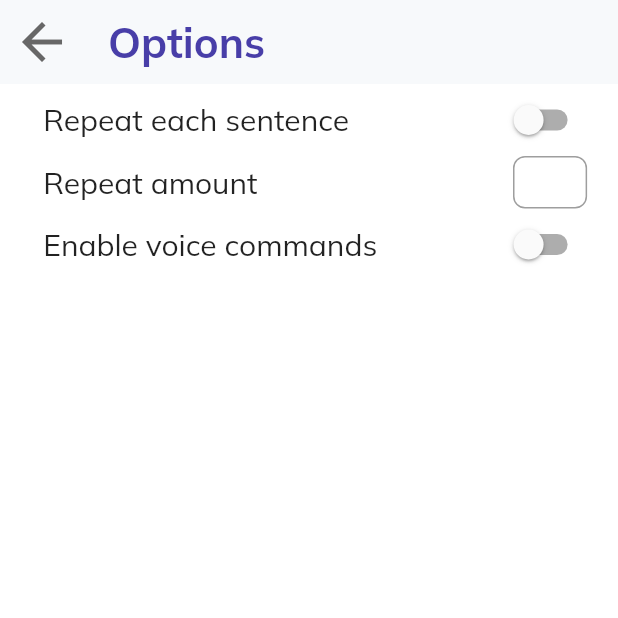
After one commit to InnoSWP/InnoMemorizerApp, a Flutter app: the OptionsScreen screen opened directly, on a phone screen of 412 x 824 dp, the top half of it. The commit adds this screen. Run offline on Flutter 3.47's test engine with Material 2 defaults, Android fonts, the phone set to English and light mode, and no system bars; our stand-ins replace dio, dotted_border, file_picker, google_fonts, toggle_switch; missing offline and left inert: alan_voice, pdf_text.

Commit message:
Added options page

```diff
--- /dev/null
+++ b/lib/widgets/options.dart
@@ -0,0 +1,167 @@
+import 'package:flutter/material.dart';
+import 'package:toggle_switch/toggle_switch.dart';
+import '../common/theme.dart';
+
+
+class OptionsScreen extends StatefulWidget {
+  const OptionsScreen({Key? key}) : super(key: key);
+
+  @override
+  State<OptionsScreen> createState() => _OptionsScreenState();
+}
+
+class _OptionsScreenState extends State<OptionsScreen> {
+  bool repeatEachSentence = false;
+  bool enableVoiceCommands = false;
+
+  Widget build(context) {
+    return Scaffold(
+      appBar: AppBar(
+        elevation: 0,
+        backgroundColor: CustomColors.background,
+        leading: IconButton(
+          icon: const Icon(Icons.arrow_back,
+            color: CustomColors.greyText,
+            size: 40
+          ),
+          onPressed: () {
+            Navigator.of(context).pop();
+          },
+        ),
+        title: const Text('Options',
+          style: TextStyle(
+            color: CustomColors.primary,
+            fontWeight: FontWeight.w700,
+            fontSize: 28
+          )
+        ),
+      ),
+      body: Container(
+        padding: EdgeInsets.only(
+          left: MediaQuery.of(context).size.width * 0.07
+        ),
+        child: Column(children: [
+          Row(
+            children: [
+              Expanded(
+                child: Text('Repeat each sentence',
+                  style: TextStyle(
+                      fontSize: 20
+                  )
+                ),
+              ),
+              Container(
+                padding: EdgeInsets.only(
+                  right: MediaQuery.of(context).size.width * 0.05
+                ),
+                child: Switch(
+                  value: repeatEachSentence,
+                  onChanged: (value) {
+                    setState(() {
+                      repeatEachSentence = !repeatEachSentence;
+                    });
+                  }
+                )
+              )
+            ],
+          ),
+
+
+
+          Row(
+            children: [
+              Expanded(
+                child: Text('Repeat amount',
+                    style: TextStyle(
+                        fontSize: 20
+                    )
+                ),
+              ),
+              Container(
+                padding: EdgeInsets.only(
+                    right: MediaQuery.of(context).size.width * 0.05
+                ),
+                height: 35,
+                width: 70,
+                child: TextField(
+                  //controller: textController,
+                  //maxLines: 10,
+                  decoration: InputDecoration(
+                    border: OutlineInputBorder(
+                      borderSide: const BorderSide(color: CustomColors.blueBorder),
+                      borderRadius: BorderRadius.circular(8),
+                    ),
+                    focusedBorder: OutlineInputBorder(
+                      borderSide: const BorderSide(color: CustomColors.darkBlueBorder),
+                      borderRadius: BorderRadius.circular(8),
+                    ),
+                  )
+                ),
+              ),
+            ],
+          ),
+
+
+
+          Row(
+            children: [
+              Expanded(
+                child: Text('Enable voice commands',
+                    style: TextStyle(
+                        fontSize: 20
+                    )
+                ),
+              ),
+              Container(
+                  padding: EdgeInsets.only(
+                      right: MediaQuery.of(context).size.width * 0.05
+                  ),
+                  child: Switch(
+                      value: enableVoiceCommands,
+                      onChanged: (value) {
+                        setState(() {
+                          enableVoiceCommands = !enableVoiceCommands;
+                        });
+                      }
+                  )
+              )
+            ],
+          )
+        ],)
+      )
+    );
+  }
+}
+
+
+class MyToggle extends StatelessWidget {
+  const MyToggle({Key? key, required this.onToggleHandler}) : super(key: key);
+
+  final Function(void) onToggleHandler;
+
+  final Color color1 = Colors.white;
+  final Color color2 = CustomColors.primary;
+
+  Widget build(context) {
+    return ToggleSwitch(
+      //minWidth: MediaQuery.of(context).size.width * 0.34,
+      //minHeight: MediaQuery.of(context).size.height * 0.04,
+      cornerRadius: 40.0,
+      activeBgColors: const [
+        [CustomColors.primary],
+       [CustomColors.primary]
+      ],
+      inactiveBgColor: CustomColors.background,
+      //initialLabelIndex: _initialIndex,
+      totalSwitches: 2,
+      borderColor: const [
+        CustomColors.primary,
+        CustomColors.primary
+      ],
+      borderWidth: 2,
+      //labels: const ['Paste text', 'Upload'],
+      radiusStyle: true,
+      onToggle: onToggleHandler
+    );
+  }
+}
```
Also changed, not shown: lib/widgets/memorize.dart (+29 -7 lines).
